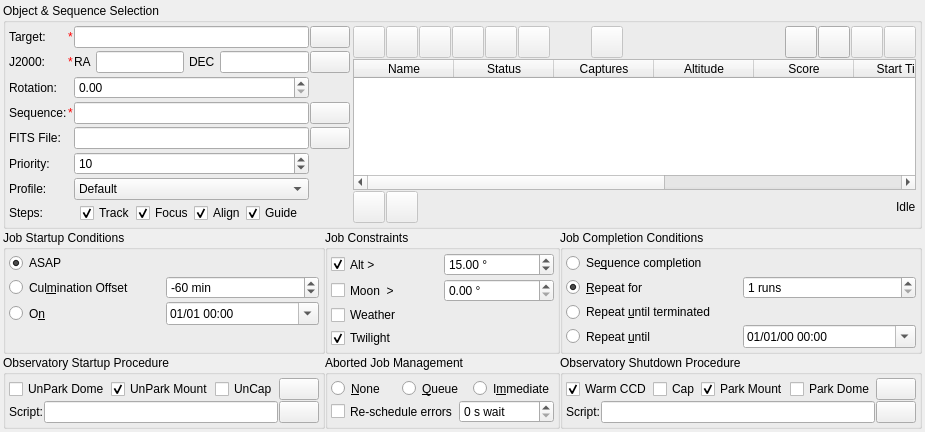
Before: the Qt Designer form kstars-astropi/kstars/ekos/scheduler/scheduler.ui in Andre87osx/AstroPi-system, drawn with Qt 5.
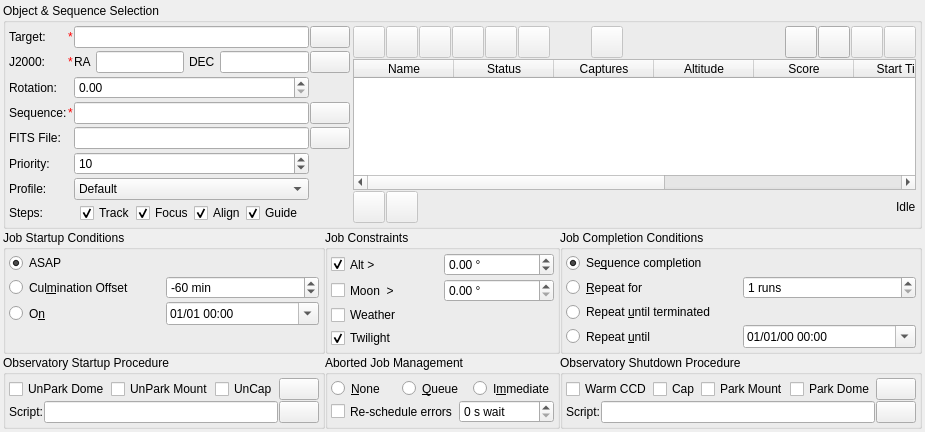
After: the same form once the commit is applied. Icons and pictures are not drawn. Custom widgets are drawn as their Qt base class.

```diff
--- a/kstars-astropi/kstars/ekos/scheduler/scheduler.ui
+++ b/kstars-astropi/kstars/ekos/scheduler/scheduler.ui
@@ -1281,9 +1281,6 @@
             <property name="text">
              <string>&amp;Repeat for</string>
             </property>
-            <property name="checked">
-             <bool>true</bool>
-            </property>
             <attribute name="buttonGroup">
              <string notr="true">completionButtonGroup</string>
             </attribute>
@@ -1322,6 +1319,9 @@
             <property name="text">
              <string>Se&amp;quence completion</string>
             </property>
+            <property name="checked">
+             <bool>true</bool>
+            </property>
             <attribute name="buttonGroup">
              <string notr="true">completionButtonGroup</string>
             </attribute>
@@ -1633,9 +1633,6 @@
             <property name="maximum">
              <double>89.900000000000006</double>
             </property>
-            <property name="value">
-             <double>15.000000000000000</double>
-            </property>
            </widget>
           </item>
           <item row="2" column="0">
@@ -1781,9 +1778,6 @@
             <attribute name="buttonGroup">
              <string notr="true">shutdownProcedureGroup</string>
             </attribute>
-            <property name="checked">
-             <bool>true</bool>
-            </property>
            </widget>
           </item>
           <item>
@@ -1825,9 +1819,6 @@
             <attribute name="buttonGroup">
              <string notr="true">shutdownProcedureGroup</string>
             </attribute>
-            <property name="checked">
-             <bool>true</bool>
-            </property>
            </widget>
           </item>
           <item>
@@ -2133,9 +2124,6 @@
             <attribute name="buttonGroup">
              <string notr="true">startupProcedureButtonGroup</string>
             </attribute>
-              <property name="checked">
-             <bool>true</bool>
-            </property>
            </widget>
           </item>
           <item>
```
Left out of the diff: 2 changed lines with no effect on the pictures.
